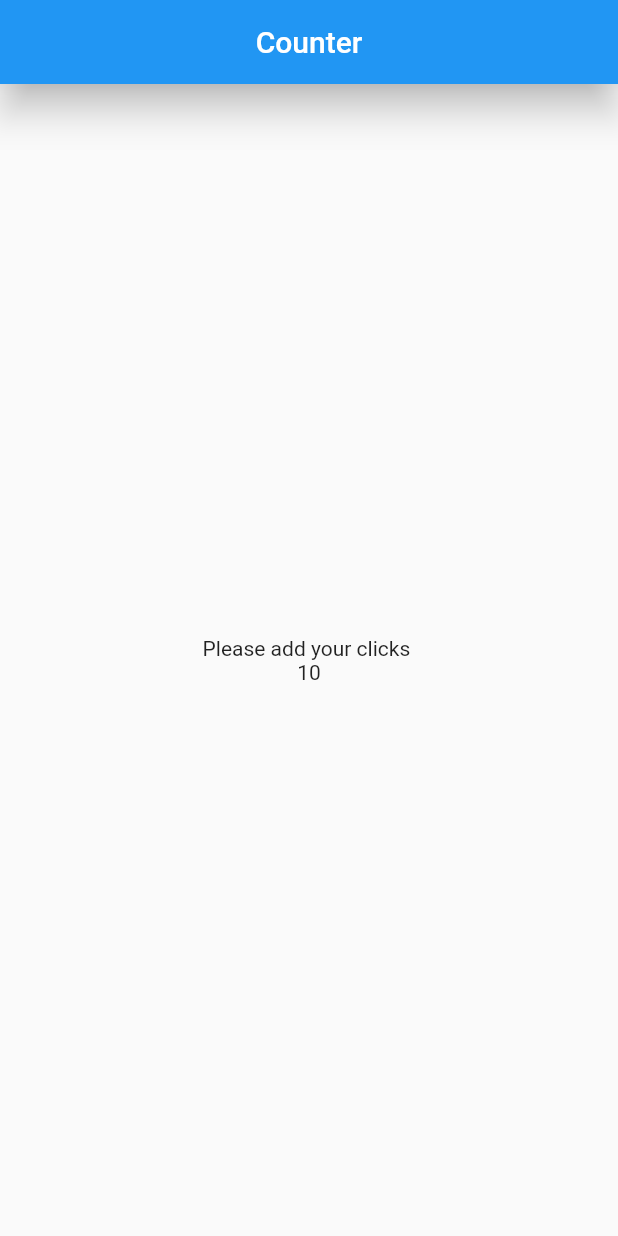
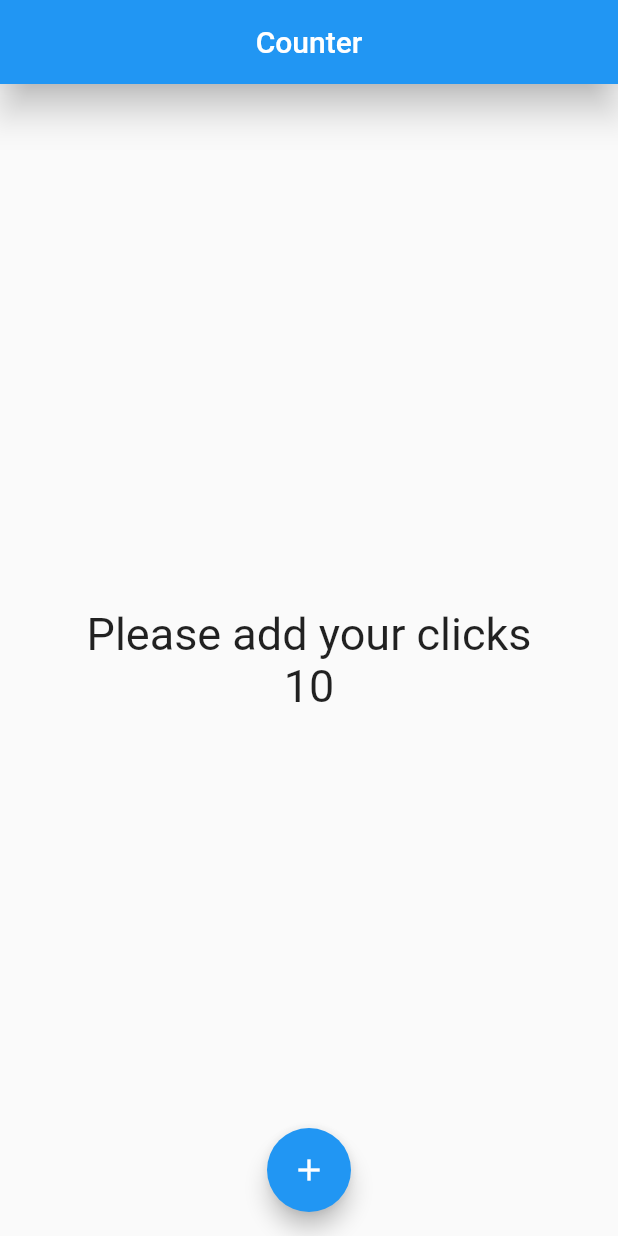
Before and after one commit to joergb94/flutter-start, a Flutter app: the screen it shows after launch, on a phone screen of 412 x 824 dp. Run offline on Flutter 3.47's test engine with Material 2 defaults, Android fonts, the phone set to English and light mode, and no system bars.

Commit message:
Add button and value counter

```diff
--- a/lib/screens/home_screen.dart
+++ b/lib/screens/home_screen.dart
@@ -4,6 +4,8 @@ class HomeScreen extends StatelessWidget{
 
   @override
   Widget build(BuildContext context){
+    const fontsize30 =  TextStyle(fontSize:30);
+    int counter = 10;
     return Scaffold(
         appBar:AppBar(
            centerTitle: true,
@@ -14,11 +16,18 @@ class HomeScreen extends StatelessWidget{
         child: Column(
           mainAxisAlignment: MainAxisAlignment.center,
           crossAxisAlignment: CrossAxisAlignment.center,
-          children: const [
-                Text('Please add your clicks '),
-                Text('10'),
+          children: [
+                const Text('Please add your clicks', style:fontsize30),
+                Text("$counter", style:fontsize30),
               ],
+          ),
         ),
+        floatingActionButtonLocation: FloatingActionButtonLocation.centerFloat,
+        floatingActionButton: FloatingActionButton(onPressed: () {
+          counter++;
+         }, child: const Icon(
+            Icons.add,
+          )
         ),
     );
 
```
